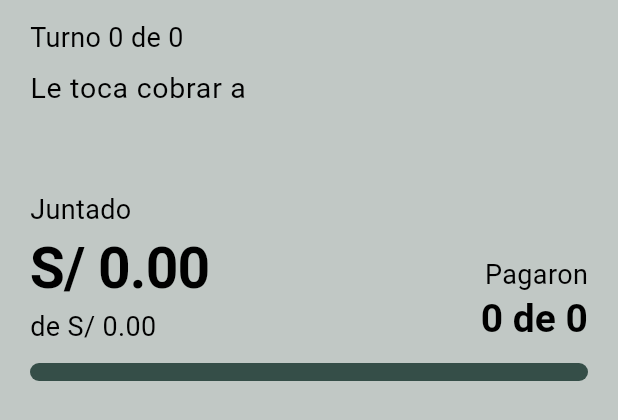
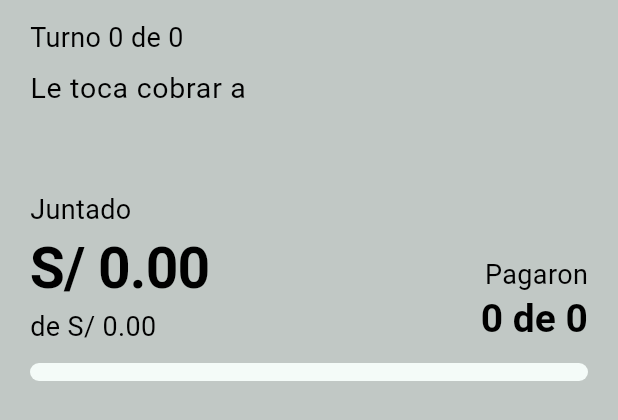
Before and after one commit to Matiassb06/ronda, a Flutter app: the _Cabecera widget shown alone on an empty page, opened directly with empty values, on a phone screen of 412 x 824 dp. Shown: the top 420 px of the screen. Run offline on Flutter 3.47's test engine with Material 3 defaults, Android fonts, the phone set to English and light mode, and no system bars; our stand-ins replace flutter_riverpod, go_router, riverpod_annotation, supabase_flutter; accounts and stored records are empty; generated files the repository leaves out were written again.

```diff
--- a/lib/data/supabase/repositorio_juntas.dart
+++ b/lib/data/supabase/repositorio_juntas.dart
@@ -75,7 +75,7 @@ class RepositorioJuntas {
         .from('participantes')
         .select()
         .eq('junta_id', juntaId)
-        .order('orden_turno');
+        .order('orden_turno', ascending: true);
     return filas.map(Participante.desdeMapa).toList();
   }
 
@@ -137,7 +137,7 @@ class RepositorioJuntas {
         .from('turnos')
         .select()
         .eq('junta_id', juntaId)
-        .order('numero');
+        .order('numero', ascending: true);
     return filas.map(Turno.desdeMapa).toList();
   }
 
--- a/lib/features/aportes/presentation/pantalla_cuaderno.dart
+++ b/lib/features/aportes/presentation/pantalla_cuaderno.dart
@@ -210,6 +210,11 @@ class _Cabecera extends ConsumerWidget {
             child: LinearProgressIndicator(
               value: resumen.avance,
               minHeight: 12,
+              // Colores explícitos: con los de por defecto, la barra vacía se
+              // pinta oscura sobre este fondo y se lee como si ya estuviera
+              // completa. Justo al revés de lo que pasa.
+              color: tema.colorScheme.primary,
+              backgroundColor: tema.colorScheme.surface,
             ),
           ),
           if (resumen.estaCompleto) ...[
@@ -302,7 +307,7 @@ class _FilaDelCuaderno extends StatelessWidget {
                   ),
                   if (esQuienCobra)
                     Text(
-                      Textos.cobraHoy.toLowerCase(),
+                      Textos.cobraEsteTurno,
                       style: tema.textTheme.bodyMedium?.copyWith(
                         color: tema.colorScheme.primary,
                         fontWeight: FontWeight.w600,
--- a/lib/l10n/textos.dart
+++ b/lib/l10n/textos.dart
@@ -71,6 +71,7 @@ class Textos {
 
   // Cuaderno
   static const String cobraHoy = 'Le toca cobrar a';
+  static const String cobraEsteTurno = 'cobra este turno';
   static const String turnoDe = 'Turno';
   static const String de = 'de';
   static const String pagaron = 'Pagaron';
```
Also changed, not shown: lib/core/tema/tema_ronda.dart (+14 -3 lines), 1 other file.
